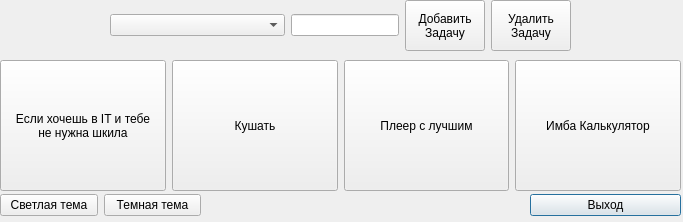
Qt form Design_test.ui (Lime00000000/Christianity) before a commit.
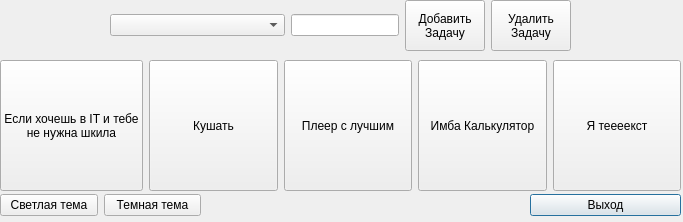
The same form after that commit.

```diff
--- a/Design_test.ui
+++ b/Design_test.ui
@@ -161,6 +161,19 @@
       </property>
      </widget>
     </item>
+    <item>
+     <widget class="QPushButton" name="pushButton_6">
+      <property name="sizePolicy">
+       <sizepolicy hsizetype="Minimum" vsizetype="Expanding">
+        <horstretch>0</horstretch>
+        <verstretch>0</verstretch>
+       </sizepolicy>
+      </property>
+      <property name="text">
+       <string>Я теееекст</string>
+      </property>
+     </widget>
+    </item>
    </layout>
   </widget>
   <widget class="QWidget" name="horizontalLayoutWidget_3">
```
